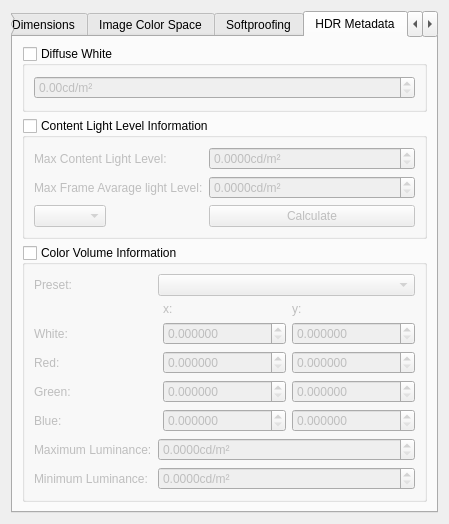
Before: the Qt Designer form libs/ui/forms/wdgimageproperties.ui in KDE/krita, drawn with Qt 5.
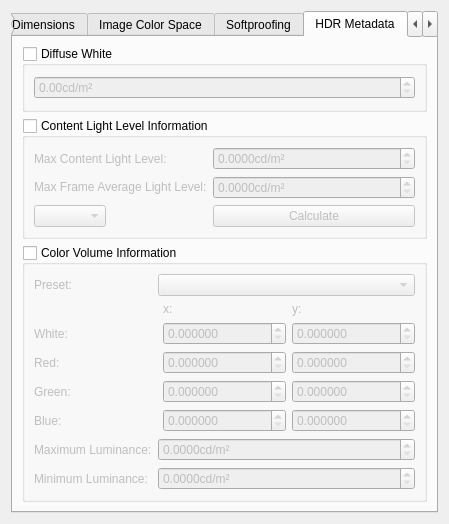
After: the same form once the commit is applied. The open tabs and pages were chosen to show the change. Custom widgets are drawn as their Qt base class.

What changed in the file:
```diff
--- a/libs/ui/forms/wdgimageproperties.ui
+++ b/libs/ui/forms/wdgimageproperties.ui
@@ -349,7 +349,7 @@
           <item row="1" column="0">
            <widget class="QLabel" name="label_15">
             <property name="text">
-             <string>Max Frame Avarage light Level:</string>
+             <string>&lt;html&gt;&lt;head/&gt;&lt;body&gt;&lt;p&gt;Max Frame Average Light Level:&lt;/p&gt;&lt;/body&gt;&lt;/html&gt;</string>
             </property>
            </widget>
           </item>
```
